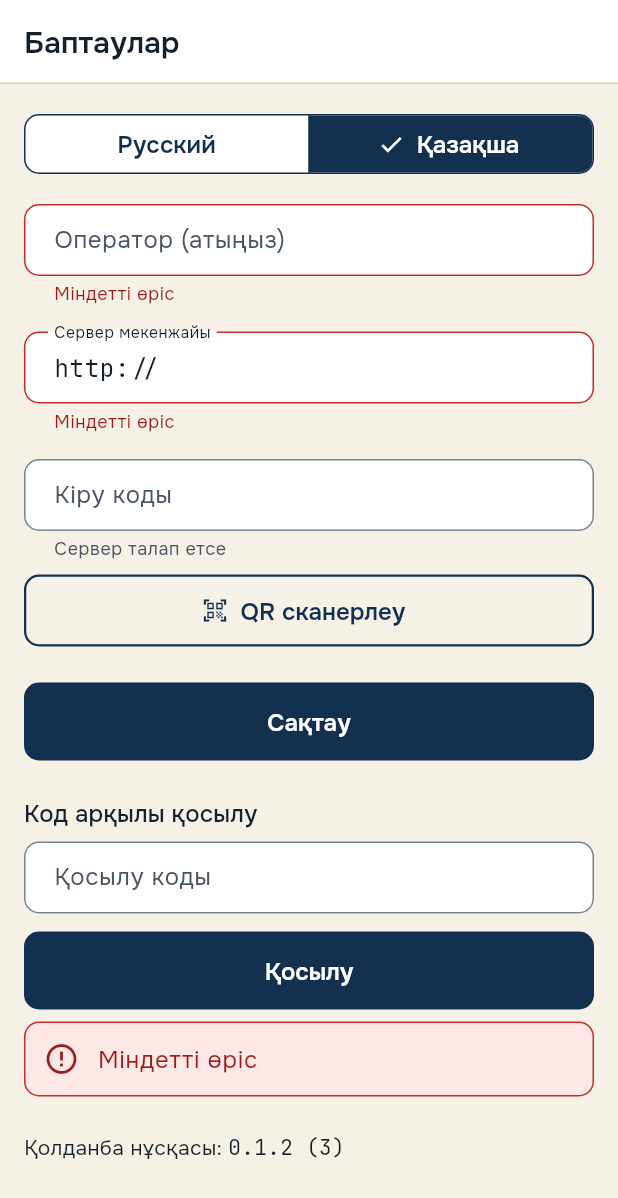
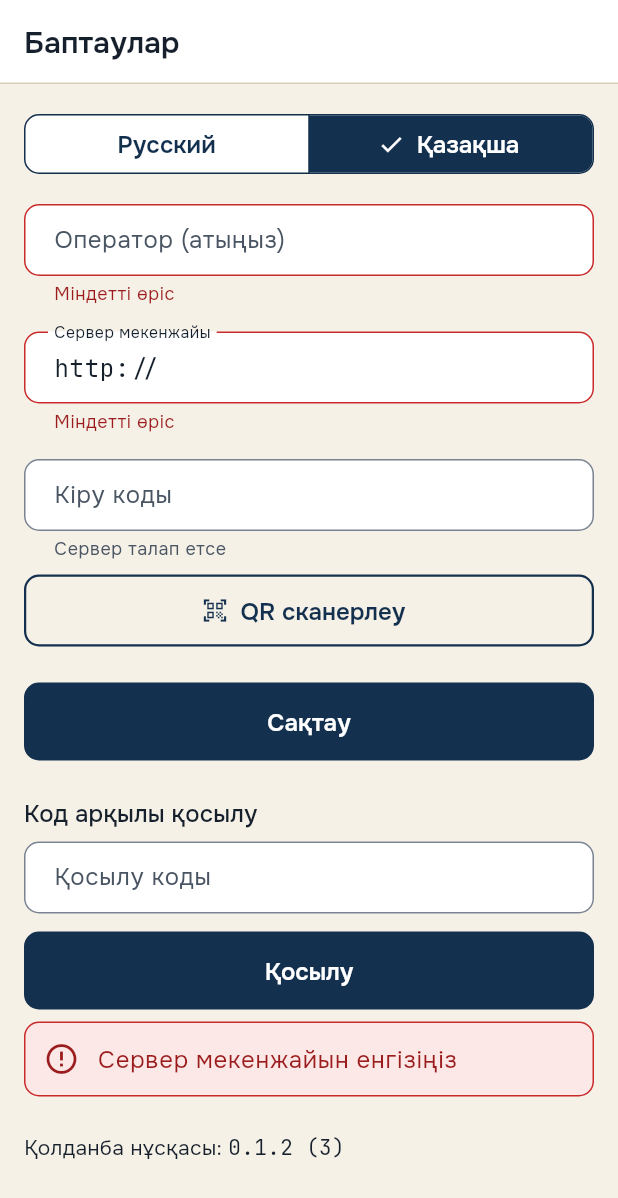
Before and after one commit to tvolodi/Qoimeks, a Flutter app: the screen it shows after launch, after a tap on "Қазақша", after a tap on "Сақтау", after a tap on "Қосылу", on a phone screen of 412 x 824 dp. Shown: the top 1198 px of the screen. Run offline on Flutter 3.47's test engine with Material 3 defaults, Android fonts, the phone set to English and light mode, and no system bars; our stand-ins replace device_info_plus, package_info_plus, shared_preferences; missing offline and left inert: mobile_scanner, record.

Commit message:
Q-02: app Settings pairing form
T-0063 implement attempt 2: I fixed the three gui_review findings. `flutter analyze` is clean and all 131 `flutter test` tests pass. I did not run the Go checks, because only mobile files changed. I added no new test for the two "required" messages. The settings golden was not regenerated.

- **Spinner:** the Connect spinner now uses `AppSize.icon` for width and height, `AppSpace.s1` for stroke width, and `LightColors.onPrimary` for colour (`settings_screen.dart`).
- **Catch-all error:** `pair_err_server` now says what to

```diff
--- a/mobile/lib/l10n.dart
+++ b/mobile/lib/l10n.dart
@@ -69,7 +69,9 @@ const _ru = {
   'pair_err_wait': 'Слишком много попыток. Подождите несколько минут и попробуйте снова',
   'pair_err_tenant': 'Сервер сейчас недоступен для этой организации. Обратитесь к администратору',
   'pair_err_network': 'Нет связи с сервером. Ничего не потеряно, попробуйте ещё раз',
-  'pair_err_server': 'Не удалось подключиться',
+  'pair_err_server': 'Не удалось подключиться. Попробуйте ещё раз позже или обратитесь к администратору',
+  'pair_need_server': 'Введите адрес сервера',
+  'pair_need_code': 'Введите код подключения',
   'device_revoked': 'Этот телефон отключён от сервера. Подключите его заново с новым кодом',
   'pair_again': 'Подключить заново',
   'qr_scan_title': 'Наведите камеру на QR-код',
@@ -164,7 +166,9 @@ const _kk = {
   'pair_err_wait': 'Әрекет тым көп. Бірнеше минут күтіп, қайталаңыз',
   'pair_err_tenant': 'Сервер қазір бұл ұйым үшін қолжетімсіз. Әкімшіге хабарласыңыз',
   'pair_err_network': 'Сервермен байланыс жоқ. Ештеңе жоғалған жоқ, қайталап көріңіз',
-  'pair_err_server': 'Қосылу мүмкін болмады',
+  'pair_err_server': 'Қосылу мүмкін болмады. Кейінірек қайталаңыз немесе әкімшіге хабарласыңыз',
+  'pair_need_server': 'Сервер мекенжайын енгізіңіз',
+  'pair_need_code': 'Қосылу кодын енгізіңіз',
   'device_revoked': 'Бұл телефон серверден ажыратылды. Жаңа кодпен қайта қосыңыз',
   'pair_again': 'Қайта қосу',
   'qr_scan_title': 'Камераны QR-кодқа бағыттаңыз',
--- a/mobile/lib/settings_screen.dart
+++ b/mobile/lib/settings_screen.dart
@@ -117,11 +117,11 @@ class _SettingsScreenState extends State<SettingsScreen> {
   Future<void> _exchange(Strings s, String url, String code) async {
     final target = Uri.tryParse(url.trim());
     if (target == null || target.host.isEmpty) {
-      setState(() => _pairError = s('required'));
+      setState(() => _pairError = s('pair_need_server'));
       return;
     }
     if (code.trim().isEmpty) {
-      setState(() => _pairError = s('required'));
+      setState(() => _pairError = s('pair_need_code'));
       return;
     }
     setState(() {
@@ -348,7 +348,11 @@ class _SettingsScreenState extends State<SettingsScreen> {
                 key: const Key('pair_connect'),
                 onPressed: _pairing ? null : () => _exchange(s, _server.text, _pairCode.text),
                 child: _pairing
-                    ? const SizedBox(width: 20, height: 20, child: CircularProgressIndicator(strokeWidth: 2))
+                    ? const SizedBox(
+                        width: AppSize.icon,
+                        height: AppSize.icon,
+                        child: CircularProgressIndicator(strokeWidth: AppSpace.s1, color: LightColors.onPrimary),
+                      )
                     : Text(s('pair_connect')),
               ),
             ),
```
